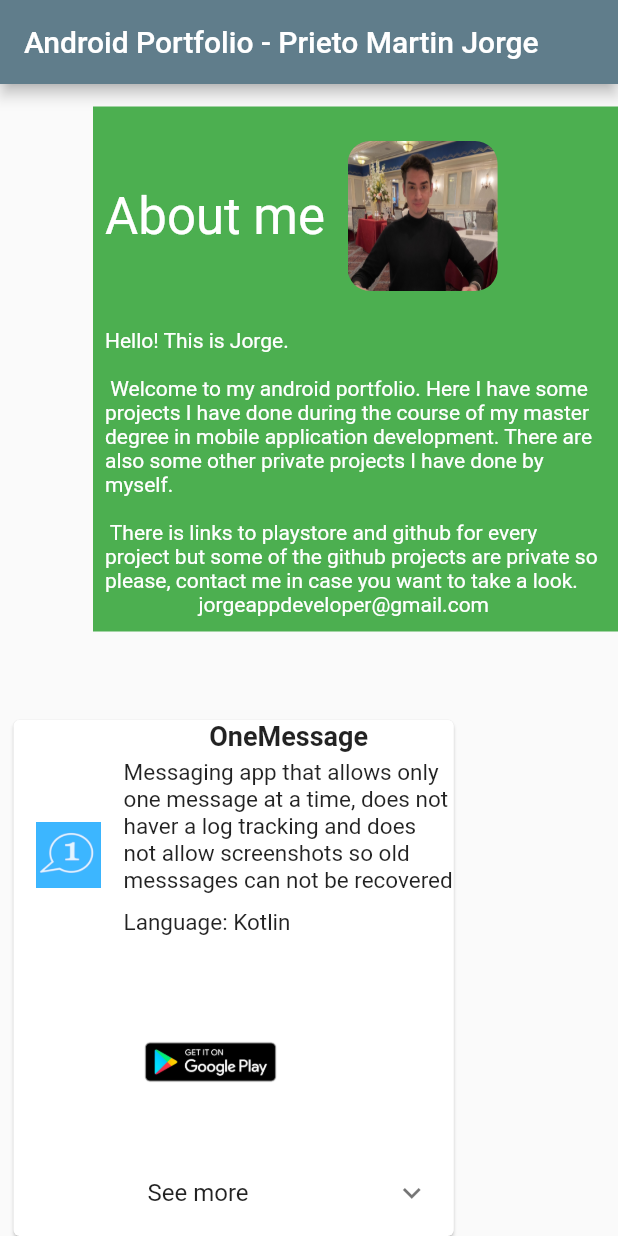
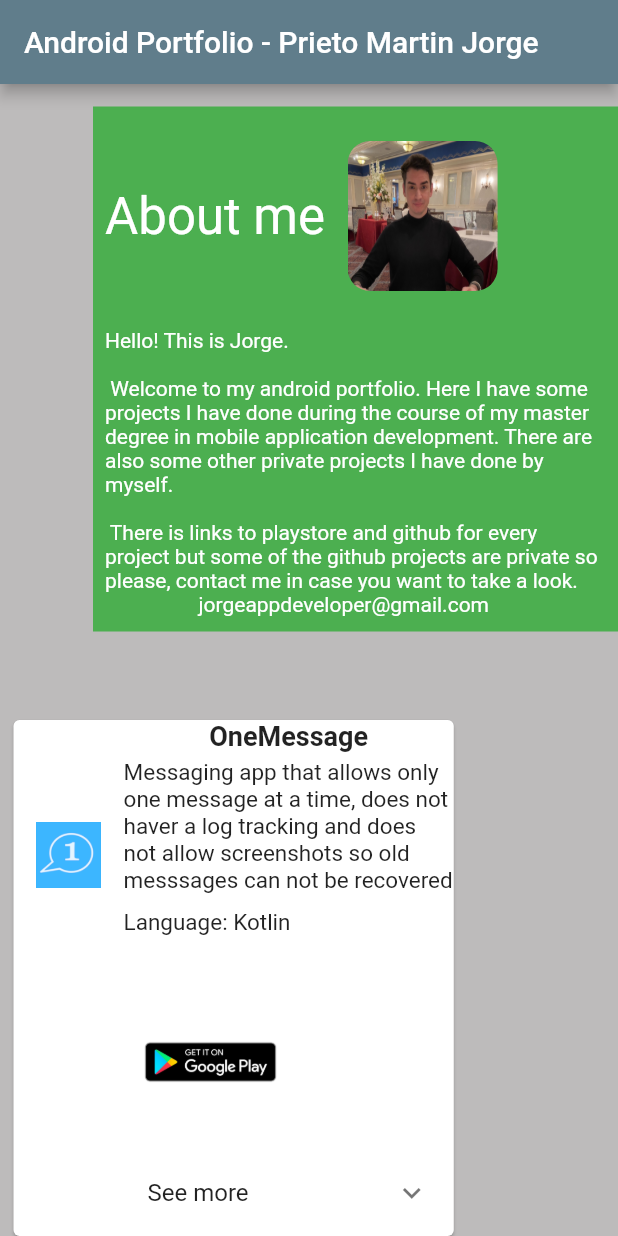
Before and after one commit to jorgeprieto1988/portfolio, a Flutter app: the screen it shows after launch, on a phone screen of 412 x 824 dp. Run offline on Flutter 3.47's test engine with Material 2 defaults, Android fonts, the phone set to English and light mode, and no system bars; our stand-ins replace carousel_slider.

Commit message:
add brackground color

```diff
--- a/lib/main.dart
+++ b/lib/main.dart
@@ -12,6 +12,7 @@ class MyApp extends StatelessWidget {
     return MaterialApp(
       title: 'Android Portfolio - Prieto Martin Jorge',
       theme: ThemeData(
+        scaffoldBackgroundColor: Color.fromARGB(255, 189, 187, 187),
         primarySwatch: Colors.blueGrey,
         visualDensity: VisualDensity.adaptivePlatformDensity,
       ),
```
Also changed, not shown: 1 other file.
